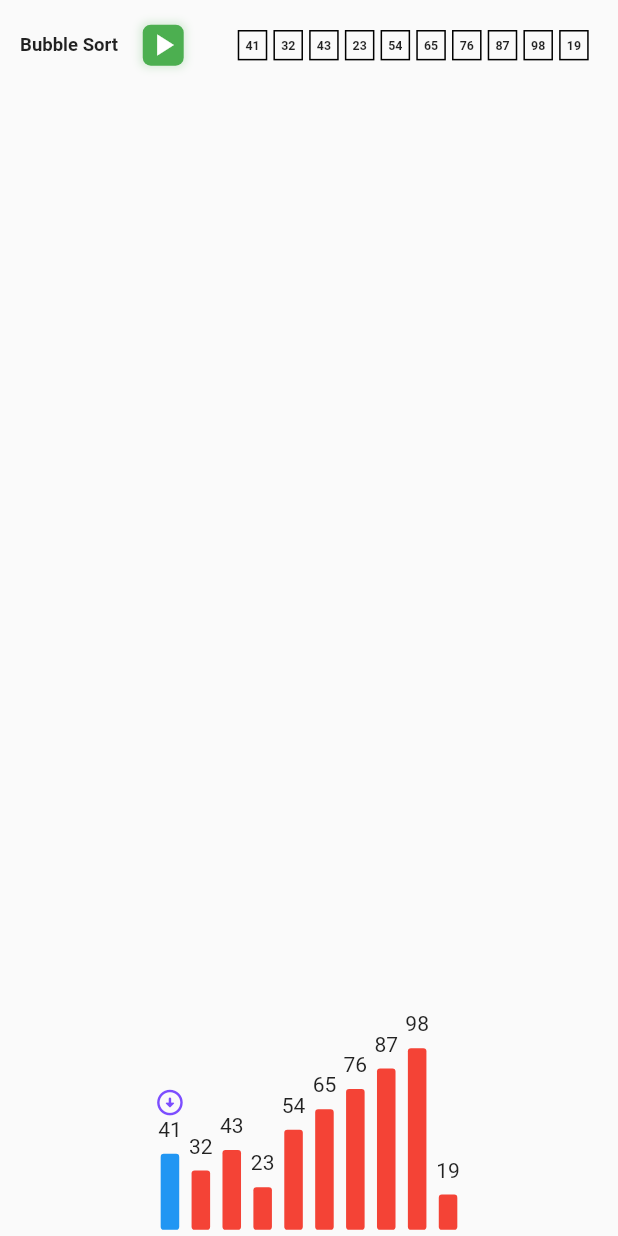
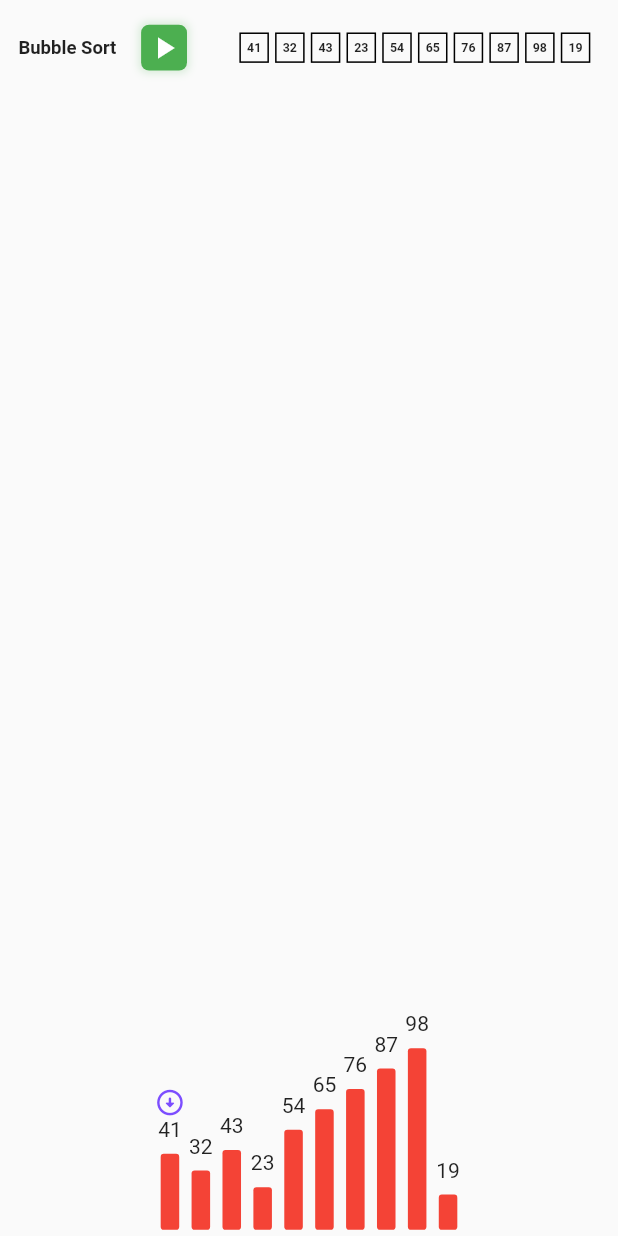
Before and after one commit to coder-wolf/sorting-vis, a Flutter app: the screen it shows after launch, on a phone screen of 412 x 824 dp. Run offline on Flutter 3.47's test engine with Material 2 defaults, Android fonts, the phone set to English and light mode, and no system bars.

Commit message:
fix minor bug

```diff
--- a/lib/main.dart
+++ b/lib/main.dart
@@ -112,7 +112,7 @@ class _StartpointState extends State<Startpoint> {
                                 ),
                               ]),
                           child: Padding(
-                            padding: EdgeInsets.all(w * 4),
+                            padding: EdgeInsets.all(w * 8),
                             child: Center(
                               child: Icon(
                                 Icons.play_arrow,
@@ -163,7 +163,7 @@ class _StartpointState extends State<Startpoint> {
                     // Spacer(),
                     IndividualData(
                       height: arr[index],
-                      sorted: index <= iPointer,
+                      sorted: index < iPointer,
                       isPointed: index == iPointer || index == jPointer,
                     ),
                   ],
```
